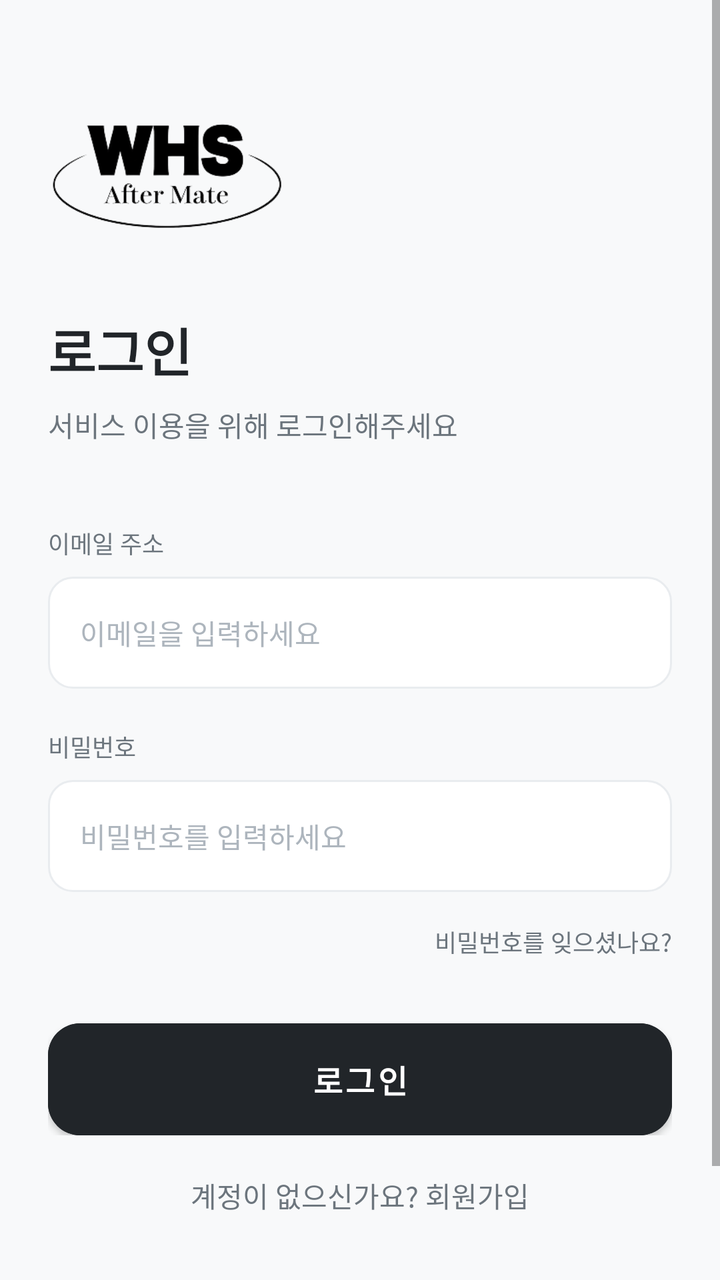
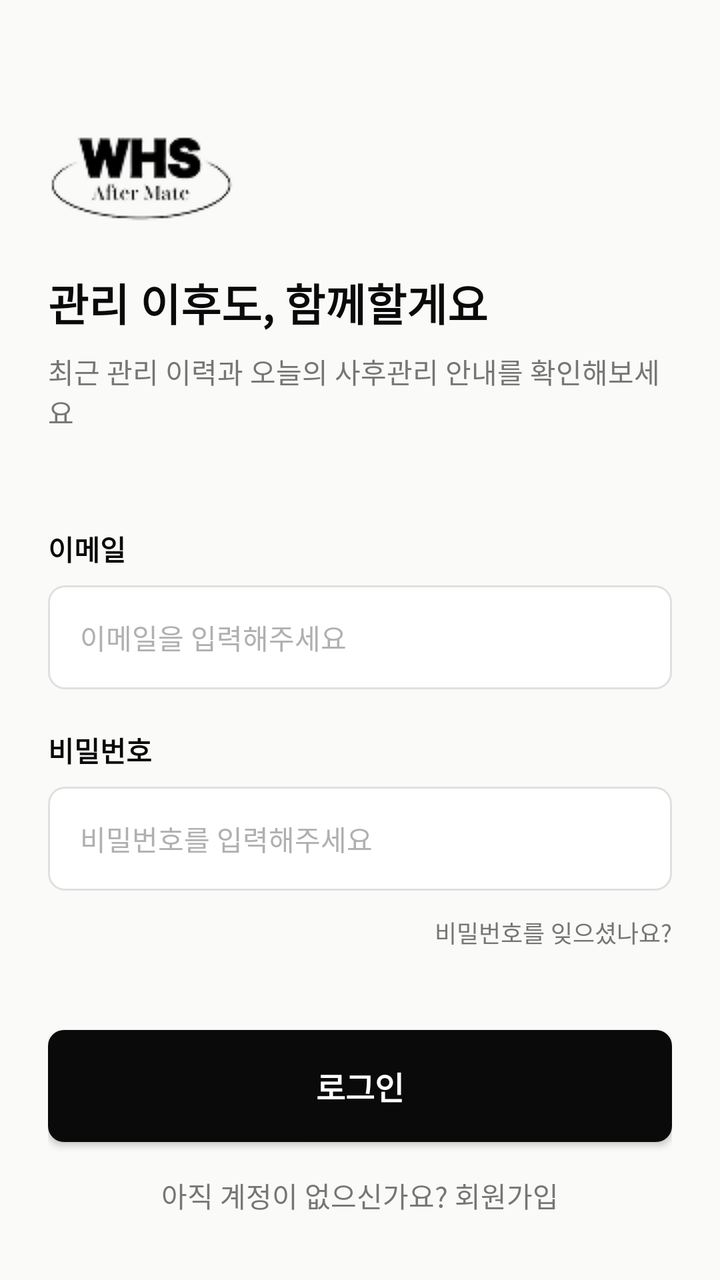

An Android layout rendered at two revisions. The XML below is the earlier revision; the diff shows what the commit changed to produce the second picture.
<!-- AndroidManifest.xml: application theme Theme.WHSAfterMate -->
<!-- res/layout/fragment_login.xml -->
<?xml version="1.0" encoding="utf-8"?>
<androidx.constraintlayout.widget.ConstraintLayout xmlns:android="http://schemas.android.com/apk/res/android"
    xmlns:app="http://schemas.android.com/apk/res-auto"
    android:layout_width="match_parent"
    android:layout_height="match_parent"
    android:background="@color/background_gray">

    <ScrollView
        android:layout_width="match_parent"
        android:layout_height="0dp"
        android:fillViewport="true"
        app:layout_constraintBottom_toTopOf="@+id/tvGoToSignUp"
        app:layout_constraintTop_toTopOf="parent">

        <LinearLayout
            android:layout_width="match_parent"
            android:layout_height="wrap_content"
            android:orientation="vertical"
            android:padding="24dp">

            <ImageView
                android:id="@+id/ivLogo"
                android:layout_width="120dp"
                android:layout_height="wrap_content"
                android:layout_marginTop="32dp"
                android:adjustViewBounds="true"
                android:contentDescription="@string/logo_description"
                android:src="@drawable/ic_logo" />

            <TextView
                android:layout_width="wrap_content"
                android:layout_height="wrap_content"
                android:layout_marginTop="40dp"
                android:text="@string/login_title"
                android:textColor="@color/text_primary"
                android:textSize="26sp"
                android:textStyle="bold" />

            <TextView
                android:layout_width="wrap_content"
                android:layout_height="wrap_content"
                android:layout_marginTop="8dp"
                android:text="@string/login_subtitle"
                android:textColor="@color/text_secondary"
                android:textSize="14sp" />

            <TextView
                android:layout_width="wrap_content"
                android:layout_height="wrap_content"
                android:layout_marginTop="40dp"
                android:text="@string/label_email"
                android:textColor="@color/text_secondary"
                android:textSize="12sp" />

            <EditText
                android:id="@+id/etLoginEmail"
                android:layout_width="match_parent"
                android:layout_height="56dp"
                android:layout_marginTop="8dp"
                android:background="@drawable/bg_login_input"
                android:hint="@string/hint_email"
                android:inputType="textEmailAddress"
                android:paddingHorizontal="16dp"
                android:textColor="@color/text_primary"
                android:textColorHint="@color/input_hint"
                android:textSize="14sp"
                android:importantForAutofill="no" />

            <TextView
                android:layout_width="wrap_content"
                android:layout_height="wrap_content"
                android:layout_marginTop="20dp"
                android:text="@string/label_password"
                android:textColor="@color/text_secondary"
                android:textSize="12sp" />

            <EditText
                android:id="@+id/etLoginPassword"
                android:layout_width="match_parent"
                android:layout_height="56dp"
                android:layout_marginTop="8dp"
                android:background="@drawable/bg_login_input"
                android:hint="@string/hint_password"
                android:inputType="textPassword"
                android:paddingHorizontal="16dp"
                android:textColor="@color/text_primary"
                android:textColorHint="@color/input_hint"
                android:textSize="14sp"
                android:importantForAutofill="no" />

            <TextView
                android:id="@+id/tvForgotPassword"
                android:layout_width="wrap_content"
                android:layout_height="wrap_content"
                android:layout_gravity="end"
                android:layout_marginTop="16dp"
                android:text="@string/login_forgot_password"
                android:textColor="@color/text_secondary"
                android:textSize="12sp" />

            <com.google.android.material.button.MaterialButton
                android:id="@+id/btnLogin"
                android:layout_width="match_parent"
                android:layout_height="56dp"
                android:layout_marginTop="32dp"
                android:backgroundTint="@color/text_primary"
                android:insetTop="0dp"
                android:insetBottom="0dp"
                android:text="@string/login_button"
                android:textColor="@color/white"
                android:textSize="16sp"
                android:textStyle="bold"
                app:cornerRadius="16dp" />

        </LinearLayout>
    </ScrollView>

    <TextView
        android:id="@+id/tvGoToSignUp"
        android:layout_width="wrap_content"
        android:layout_height="wrap_content"
        android:layout_marginBottom="32dp"
        android:text="@string/login_no_account_hint"
        android:textColor="@color/text_secondary"
        android:textSize="14sp"
        app:layout_constraintBottom_toBottomOf="parent"
        app:layout_constraintEnd_toEndOf="parent"
        app:layout_constraintStart_toStartOf="parent" />

    <ProgressBar
        android:id="@+id/pbLoginLoading"
        android:layout_width="wrap_content"
        android:layout_height="wrap_content"
        android:visibility="gone"
        app:layout_constraintBottom_toBottomOf="parent"
        app:layout_constraintEnd_toEndOf="parent"
        app:layout_constraintStart_toStartOf="parent"
        app:layout_constraintTop_toTopOf="parent" />

</androidx.constraintlayout.widget.ConstraintLayout>
<!-- resources referenced by this layout -->
<resources>
  <color name="background_gray">#F8F9FA</color>
  <color name="input_hint">#ADB5BD</color>
  <color name="text_primary">#212529</color>
  <color name="text_secondary">#6C757D</color>
  <color name="white">#FFFFFFFF</color>
  <!-- drawable bg_login_input (drawable) -->
  <?xml version="1.0" encoding="utf-8"?>
  <shape xmlns:android="http://schemas.android.com/apk/res/android"
      android:shape="rectangle">
      <solid android:color="@color/white" />
      <corners android:radius="12dp" />
      <stroke
          android:width="1dp"
          android:color="#E9ECEF" />
  </shape>
  <!-- drawable ic_logo: png bitmap (drawable, 19250 bytes) -->
  <string name="hint_email">이메일을 입력하세요</string>
  <string name="hint_password">비밀번호를 입력하세요</string>
  <string name="label_email">이메일 주소</string>
  <string name="label_password">비밀번호</string>
  <string name="login_button">로그인</string>
  <string name="login_forgot_password">비밀번호를 잊으셨나요?</string>
  <string name="login_no_account_hint">계정이 없으신가요? 회원가입</string>
  <string name="login_subtitle">서비스 이용을 위해 로그인해주세요</string>
  <string name="login_title">로그인</string>
  <string name="logo_description">앱 로고</string>
  <style name="Theme.WHSAfterMate" parent="Theme.MaterialComponents.DayNight.DarkActionBar">
          
          <item name="colorPrimary">@color/purple_500</item>
          <item name="colorPrimaryVariant">@color/purple_700</item>
          <item name="colorOnPrimary">@color/white</item>
          
          <item name="colorSecondary">@color/teal_200</item>
          <item name="colorSecondaryVariant">@color/teal_700</item>
          <item name="colorOnSecondary">@color/black</item>
          
          <item name="android:statusBarColor" tools:targetApi="l">?attr/colorPrimaryVariant</item>
      </style>
  <color name="purple_500">#FF6200EE</color>
  <color name="purple_700">#FF3700B3</color>
  <color name="teal_200">#FF03DAC5</color>
  <color name="teal_700">#FF018786</color>
  <color name="black">#FF000000</color>
</resources>

<!-- the commit's change to res/layout/fragment_login.xml (unified diff, before → after) -->
@@ -1,140 +1,141 @@
 <?xml version="1.0" encoding="utf-8"?>
 <androidx.constraintlayout.widget.ConstraintLayout xmlns:android="http://schemas.android.com/apk/res/android"
     xmlns:app="http://schemas.android.com/apk/res-auto"
+    xmlns:tools="http://schemas.android.com/tools"
     android:layout_width="match_parent"
     android:layout_height="match_parent"
-    android:background="@color/background_gray">
+    android:background="@color/background"
+    android:padding="24dp"
+    tools:context=".ui.auth.LoginFragment">
 
-    <ScrollView
-        android:layout_width="match_parent"
-        android:layout_height="0dp"
-        android:fillViewport="true"
-        app:layout_constraintBottom_toTopOf="@+id/tvGoToSignUp"
-        app:layout_constraintTop_toTopOf="parent">
-
-        <LinearLayout
-            android:layout_width="match_parent"
-            android:layout_height="wrap_content"
-            android:orientation="vertical"
-            android:padding="24dp">
-
-            <ImageView
-                android:id="@+id/ivLogo"
-                android:layout_width="120dp"
-                android:layout_height="wrap_content"
-                android:layout_marginTop="32dp"
-                android:adjustViewBounds="true"
-                android:contentDescription="@string/logo_description"
-                android:src="@drawable/ic_logo" />
-
-            <TextView
-                android:layout_width="wrap_content"
-                android:layout_height="wrap_content"
-                android:layout_marginTop="40dp"
-                android:text="@string/login_title"
-                android:textColor="@color/text_primary"
-                android:textSize="26sp"
-                android:textStyle="bold" />
-
-            <TextView
-                android:layout_width="wrap_content"
-                android:layout_height="wrap_content"
-                android:layout_marginTop="8dp"
-                android:text="@string/login_subtitle"
-                android:textColor="@color/text_secondary"
-                android:textSize="14sp" />
-
-            <TextView
-                android:layout_width="wrap_content"
-                android:layout_height="wrap_content"
-                android:layout_marginTop="40dp"
-                android:text="@string/label_email"
-                android:textColor="@color/text_secondary"
-                android:textSize="12sp" />
-
-            <EditText
-                android:id="@+id/etLoginEmail"
-                android:layout_width="match_parent"
-                android:layout_height="56dp"
-                android:layout_marginTop="8dp"
-                android:background="@drawable/bg_login_input"
-                android:hint="@string/hint_email"
-                android:inputType="textEmailAddress"
-                android:paddingHorizontal="16dp"
-                android:textColor="@color/text_primary"
-                android:textColorHint="@color/input_hint"
-                android:textSize="14sp"
-                android:importantForAutofill="no" />
-
-            <TextView
-                android:layout_width="wrap_content"
-                android:layout_height="wrap_content"
-                android:layout_marginTop="20dp"
-                android:text="@string/label_password"
-                android:textColor="@color/text_secondary"
-                android:textSize="12sp" />
-
-            <EditText
-                android:id="@+id/etLoginPassword"
-                android:layout_width="match_parent"
-                android:layout_height="56dp"
-                android:layout_marginTop="8dp"
-                android:background="@drawable/bg_login_input"
-                android:hint="@string/hint_password"
-                android:inputType="textPassword"
-                android:paddingHorizontal="16dp"
-                android:textColor="@color/text_primary"
-                android:textColorHint="@color/input_hint"
-                android:textSize="14sp"
-                android:importantForAutofill="no" />
-
-            <TextView
-                android:id="@+id/tvForgotPassword"
-                android:layout_width="wrap_content"
-                android:layout_height="wrap_content"
-                android:layout_gravity="end"
-                android:layout_marginTop="16dp"
-                android:text="@string/login_forgot_password"
-                android:textColor="@color/text_secondary"
-                android:textSize="12sp" />
-
-            <com.google.android.material.button.MaterialButton
-                android:id="@+id/btnLogin"
-                android:layout_width="match_parent"
-                android:layout_height="56dp"
-                android:layout_marginTop="32dp"
-                android:backgroundTint="@color/text_primary"
-                android:insetTop="0dp"
-                android:insetBottom="0dp"
-                android:text="@string/login_button"
-                android:textColor="@color/white"
-                android:textSize="16sp"
-                android:textStyle="bold"
-                app:cornerRadius="16dp" />
-
-        </LinearLayout>
-    </ScrollView>
+    
+    <ImageView
+        android:id="@+id/ivLogo"
+        android:layout_width="wrap_content"
+        android:layout_height="wrap_content"
+        android:layout_marginTop="40dp"
+        android:src="@drawable/logo_black"
+        app:layout_constraintStart_toStartOf="parent"
+        app:layout_constraintTop_toTopOf="parent" />
 
     <TextView
-        android:id="@+id/tvGoToSignUp"
+        android:id="@+id/tvTitle"
         android:layout_width="wrap_content"
         android:layout_height="wrap_content"
-        android:layout_marginBottom="32dp"
-        android:text="@string/login_no_account_hint"
-        android:textColor="@color/text_secondary"
+        android:layout_marginTop="24dp"
+        android:text="관리 이후도, 함께할게요"
+        android:textColor="@color/whs_black"
+        android:textSize="22sp"
+        android:textStyle="bold"
+        app:layout_constraintStart_toStartOf="parent"
+        app:layout_constraintTop_toBottomOf="@id/ivLogo" />
+
+    <TextView
+        android:id="@+id/tvSubtitle"
+        android:layout_width="0dp"
+        android:layout_height="wrap_content"
+        android:layout_marginTop="8dp"
+        android:text="최근 관리 이력과 오늘의 사후관리 안내를 확인해보세요"
+        android:textColor="@color/gray_text_label"
+        android:textSize="14sp"
+        app:layout_constraintEnd_toEndOf="parent"
+        app:layout_constraintStart_toStartOf="parent"
+        app:layout_constraintTop_toBottomOf="@id/tvTitle" />
+
+    
+    <TextView
+        android:id="@+id/tvEmailLabel"
+        android:layout_width="wrap_content"
+        android:layout_height="wrap_content"
+        android:layout_marginTop="48dp"
+        android:text="이메일"
+        android:textColor="@color/whs_black"
+        android:textSize="14sp"
+        android:textStyle="bold"
+        app:layout_constraintStart_toStartOf="parent"
+        app:layout_constraintTop_toBottomOf="@id/tvSubtitle" />
+
+    <EditText
+        android:id="@+id/etEmail"
+        android:layout_width="0dp"
+        android:layout_height="52dp"
+        android:layout_marginTop="8dp"
+        android:background="@drawable/bg_edittext"
+        android:hint="이메일을 입력해주세요"
+        android:inputType="textEmailAddress"
+        android:paddingHorizontal="16dp"
+        android:textSize="14sp"
+        android:textColorHint="@color/gray_text_hint"
+        app:layout_constraintEnd_toEndOf="parent"
+        app:layout_constraintStart_toStartOf="parent"
+        app:layout_constraintTop_toBottomOf="@id/tvEmailLabel" />
+
+    
+    <TextView
+        android:id="@+id/tvPasswordLabel"
+        android:layout_width="wrap_content"
+        android:layout_height="wrap_content"
+        android:layout_marginTop="20dp"
+        android:text="비밀번호"
+        android:textColor="@color/whs_black"
+        android:textSize="14sp"
+        android:textStyle="bold"
+        app:layout_constraintStart_toStartOf="parent"
+        app:layout_constraintTop_toBottomOf="@id/etEmail" />
+
+    <EditText
+        android:id="@+id/etPassword"
+        android:layout_width="0dp"
+        android:layout_height="52dp"
+        android:layout_marginTop="8dp"
+        android:background="@drawable/bg_edittext"
+        android:hint="비밀번호를 입력해주세요"
+        android:inputType="textPassword"
+        android:paddingHorizontal="16dp"
+        android:textSize="14sp"
+        android:textColorHint="@color/gray_text_hint"
+        app:layout_constraintEnd_toEndOf="parent"
+        app:layout_constraintStart_toStartOf="parent"
+        app:layout_constraintTop_toBottomOf="@id/tvPasswordLabel" />
+
+    
+    <TextView
+        android:id="@+id/tvForgotPassword"
+        android:layout_width="wrap_content"
+        android:layout_height="wrap_content"
+        android:layout_marginTop="12dp"
+        android:text="비밀번호를 잊으셨나요?"
+        android:textColor="@color/gray_text_label"
+        android:textSize="12sp"
+        app:layout_constraintEnd_toEndOf="parent"
+        app:layout_constraintTop_toBottomOf="@id/etPassword" />
+
+    
+    <androidx.appcompat.widget.AppCompatButton
+        android:id="@+id/btnLogin"
+        android:layout_width="0dp"
+        android:layout_height="56dp"
+        android:layout_marginTop="40dp"
+        android:background="@drawable/bg_button_black"
+        android:text="로그인"
+        android:textColor="@color/white"
+        android:textSize="16sp"
+        android:textStyle="bold"
+        app:layout_constraintEnd_toEndOf="parent"
+        app:layout_constraintStart_toStartOf="parent"
+        app:layout_constraintTop_toBottomOf="@id/tvForgotPassword" />
+
+    
+    <TextView
+        android:id="@+id/tvSignUpGuide"
+        android:layout_width="wrap_content"
+        android:layout_height="wrap_content"
+        android:layout_marginBottom="8dp"
+        android:text="아직 계정이 없으신가요? 회원가입"
+        android:textColor="@color/gray_text_label"
         android:textSize="14sp"
         app:layout_constraintBottom_toBottomOf="parent"
         app:layout_constraintEnd_toEndOf="parent"
         app:layout_constraintStart_toStartOf="parent" />
 
-    <ProgressBar
-        android:id="@+id/pbLoginLoading"
-        android:layout_width="wrap_content"
-        android:layout_height="wrap_content"
-        android:visibility="gone"
-        app:layout_constraintBottom_toBottomOf="parent"
-        app:layout_constraintEnd_toEndOf="parent"
-        app:layout_constraintStart_toStartOf="parent"
-        app:layout_constraintTop_toTopOf="parent" />
-
 </androidx.constraintlayout.widget.ConstraintLayout>
<!-- resource entries referenced after the edit -->
@@ -1,31 +1,26 @@
 <!-- resources referenced by this layout -->
 <resources>
-  <color name="background_gray">#F8F9FA</color>
-  <color name="input_hint">#ADB5BD</color>
-  <color name="text_primary">#212529</color>
-  <color name="text_secondary">#6C757D</color>
+  <color name="background">#FAFAF8</color>
+  <color name="gray_text_hint">#B0B0B0</color>
+  <color name="gray_text_label">#767676</color>
   <color name="white">#FFFFFFFF</color>
-  <!-- drawable bg_login_input (drawable) -->
+  <color name="whs_black">#0A0A0B</color>
+  <!-- drawable bg_button_black (drawable) -->
   <?xml version="1.0" encoding="utf-8"?>
-  <shape xmlns:android="http://schemas.android.com/apk/res/android"
-      android:shape="rectangle">
+  <shape xmlns:android="http://schemas.android.com/apk/res/android">
+      <solid android:color="@color/whs_black" />
+      <corners android:radius="8dp" />
+  </shape>
+  <!-- drawable bg_edittext (drawable) -->
+  <?xml version="1.0" encoding="utf-8"?>
+  <shape xmlns:android="http://schemas.android.com/apk/res/android">
       <solid android:color="@color/white" />
-      <corners android:radius="12dp" />
       <stroke
           android:width="1dp"
-          android:color="#E9ECEF" />
+          android:color="@color/gray_border" />
+      <corners android:radius="8dp" />
   </shape>
-  <!-- drawable ic_logo: png bitmap (drawable, 19250 bytes) -->
-  <string name="hint_email">이메일을 입력하세요</string>
-  <string name="hint_password">비밀번호를 입력하세요</string>
-  <string name="label_email">이메일 주소</string>
-  <string name="label_password">비밀번호</string>
-  <string name="login_button">로그인</string>
-  <string name="login_forgot_password">비밀번호를 잊으셨나요?</string>
-  <string name="login_no_account_hint">계정이 없으신가요? 회원가입</string>
-  <string name="login_subtitle">서비스 이용을 위해 로그인해주세요</string>
-  <string name="login_title">로그인</string>
-  <string name="logo_description">앱 로고</string>
+  <!-- drawable logo_black: png bitmap (drawable, 4668 bytes) -->
   <style name="Theme.WHSAfterMate" parent="Theme.MaterialComponents.DayNight.DarkActionBar">
           
           <item name="colorPrimary">@color/purple_500</item>
@@ -38,6 +33,7 @@
           
           <item name="android:statusBarColor" tools:targetApi="l">?attr/colorPrimaryVariant</item>
       </style>
+  <color name="gray_border">#E0E0E0</color>
   <color name="purple_500">#FF6200EE</color>
   <color name="purple_700">#FF3700B3</color>
   <color name="teal_200">#FF03DAC5</color>
